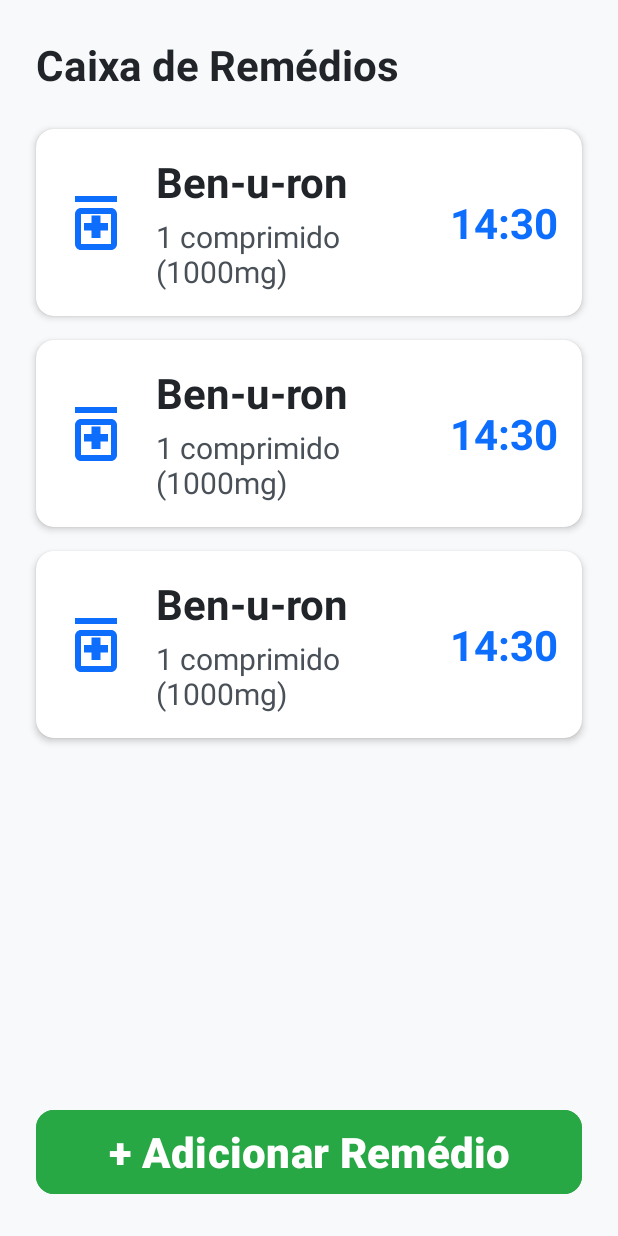
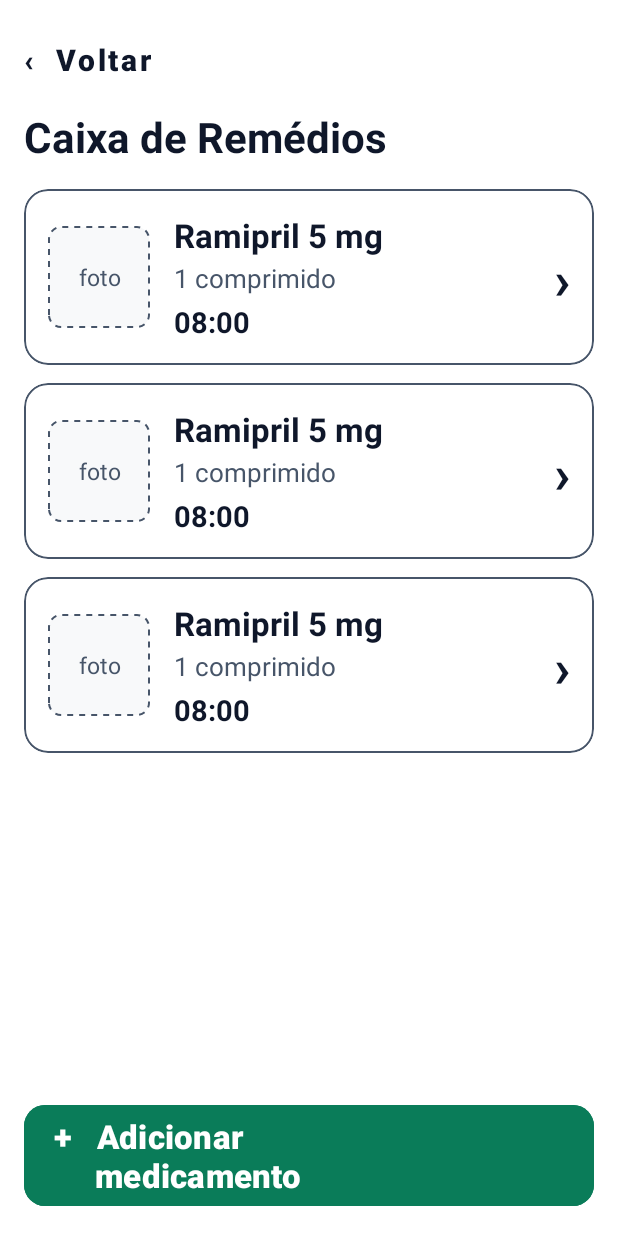
Before and after one commit to CunhaTiago-art/PDM_Vital-_54608_54272_55193, an Android app: the layout activity_caixa_remedios.xml on its own in the app's theme, with its tools: preview values and no code run, on a phone screen of 412 x 824 dp. Run offline under Robolectric (Android 15) with nearby library versions, the phone set to English and light mode, and no system bars.

Commit message:
feat: redesign Caixa de Remedios UI based on mockup

```diff
--- /dev/null
+++ b/app/src/main/res/drawable/bg_foto_placeholder.xml
@@ -0,0 +1,11 @@
+<?xml version="1.0" encoding="utf-8"?>
+<shape xmlns:android="http://schemas.android.com/apk/res/android"
+    android:shape="rectangle">
+    <solid android:color="#F8F9FA"/> <!-- background_light equivalent if not using direct color ref for simplicity in shape -->
+    <corners android:radius="8dp"/>
+    <stroke
+        android:width="1.5dp"
+        android:color="#475569"
+        android:dashWidth="4dp"
+        android:dashGap="4dp" />
+</shape>
--- a/app/src/main/res/layout/activity_caixa_remedios.xml
+++ b/app/src/main/res/layout/activity_caixa_remedios.xml
@@ -5,48 +5,66 @@
     xmlns:tools="http://schemas.android.com/tools"
     android:layout_width="match_parent"
     android:layout_height="match_parent"
-    android:background="@color/background_light">
+    android:background="@color/white"
+    android:padding="@dimen/margin_standard">
 
-    <!-- Título do Ecrã -->
+    <!-- Botão Voltar (sem borda) -->
+    <com.google.android.material.button.MaterialButton
+        android:id="@+id/btnVoltarCaixa"
+        style="@style/Widget.MaterialComponents.Button.TextButton"
+        android:layout_width="wrap_content"
+        android:layout_height="wrap_content"
+        android:minHeight="48dp"
+        android:paddingStart="0dp"
+        android:text="‹  Voltar"
+        android:textAllCaps="false"
+        android:textColor="@color/vital_navy"
+        android:textSize="20sp"
+        android:textStyle="bold"
+        app:layout_constraintStart_toStartOf="parent"
+        app:layout_constraintTop_toTopOf="parent" />
+
+    <!-- Título -->
     <TextView
         android:id="@+id/tvTituloCaixa"
         android:layout_width="wrap_content"
         android:layout_height="wrap_content"
-        android:layout_marginStart="@dimen/margin_large"
-        android:layout_marginTop="@dimen/margin_large"
+        android:layout_marginTop="8dp"
         android:text="Caixa de Remédios"
-        android:textColor="@color/text_primary"
-        android:textSize="@dimen/text_size_title"
+        android:textColor="@color/vital_navy"
+        android:textSize="28sp"
         android:textStyle="bold"
         app:layout_constraintStart_toStartOf="parent"
-        app:layout_constraintTop_toTopOf="parent" />
+        app:layout_constraintTop_toBottomOf="@+id/btnVoltarCaixa" />
 
-    <!-- Lista de Medicamentos -->
+    <!-- Lista de Prescrições (RecyclerView + Room) -->
     <androidx.recyclerview.widget.RecyclerView
         android:id="@+id/rvMedicamentos"
         android:layout_width="0dp"
         android:layout_height="0dp"
-        android:layout_marginTop="@dimen/margin_standard"
-        android:layout_marginBottom="@dimen/margin_standard"
+        android:layout_marginTop="16dp"
+        android:layout_marginBottom="16dp"
         tools:listitem="@layout/item_medicamento"
         app:layout_constraintBottom_toTopOf="@+id/btnAdicionarMed"
         app:layout_constraintEnd_toEndOf="parent"
         app:layout_constraintStart_toStartOf="parent"
         app:layout_constraintTop_toBottomOf="@+id/tvTituloCaixa" />
 
-    <!-- Botão Amplo para Adicionar Medicamento -->
+    <!-- Botão Fixo em Baixo: + Adicionar medicamento -->
     <com.google.android.material.button.MaterialButton
         android:id="@+id/btnAdicionarMed"
         android:layout_width="0dp"
         android:layout_height="wrap_content"
-        android:layout_margin="@dimen/margin_large"
-        android:backgroundTint="@color/action_success_green"
-        android:minHeight="@dimen/min_touch_target_height"
-        android:text="+ Adicionar Remédio"
+        android:backgroundTint="@color/vital_green"
+        android:gravity="start|center_vertical"
+        android:minHeight="72dp"
+        android:paddingHorizontal="20dp"
+        android:text="+   Adicionar\n     medicamento"
+        android:textAllCaps="false"
         android:textColor="@color/white"
-        android:textSize="@dimen/text_size_title"
+        android:textSize="22sp"
         android:textStyle="bold"
-        app:cornerRadius="@dimen/corner_radius"
+        app:cornerRadius="14dp"
         app:layout_constraintBottom_toBottomOf="parent"
         app:layout_constraintEnd_toEndOf="parent"
         app:layout_constraintStart_toStartOf="parent" />
--- a/app/src/main/res/layout/item_medicamento.xml
+++ b/app/src/main/res/layout/item_medicamento.xml
@@ -1,73 +1,88 @@
 <?xml version="1.0" encoding="utf-8"?>
-<androidx.cardview.widget.CardView
+<com.google.android.material.card.MaterialCardView
     xmlns:android="http://schemas.android.com/apk/res/android"
     xmlns:app="http://schemas.android.com/apk/res-auto"
     android:layout_width="match_parent"
     android:layout_height="wrap_content"
-    android:layout_marginHorizontal="@dimen/margin_large"
-    android:layout_marginVertical="8dp"
+    android:layout_marginBottom="12dp"
     app:cardBackgroundColor="@color/white"
-    app:cardCornerRadius="@dimen/corner_radius"
-    app:cardElevation="3dp">
+    app:cardCornerRadius="16dp"
+    app:cardElevation="0dp"
+    app:strokeColor="@color/vital_gray"
+    app:strokeWidth="1.5dp">
 
     <androidx.constraintlayout.widget.ConstraintLayout
         android:layout_width="match_parent"
         android:layout_height="wrap_content"
-        android:padding="@dimen/margin_standard">
+        android:padding="16dp">
 
-        <!-- Ícone do Medicamento -->
-        <ImageView
-            android:id="@+id/ivIconeMed"
-            android:layout_width="48dp"
-            android:layout_height="48dp"
-            android:src="@drawable/ic_medication"
-            app:tint="@color/action_primary_blue"
-            android:contentDescription="Ícone de medicamento"
+        <!-- Caixa de Foto -->
+        <TextView
+            android:id="@+id/tvFotoPlaceholder"
+            android:layout_width="68dp"
+            android:layout_height="68dp"
+            android:background="@drawable/bg_foto_placeholder"
+            android:gravity="center"
+            android:text="foto"
+            android:textColor="@color/vital_gray"
+            android:textSize="15sp"
             app:layout_constraintBottom_toBottomOf="parent"
             app:layout_constraintStart_toStartOf="parent"
             app:layout_constraintTop_toTopOf="parent" />
 
-        <!-- Nome do Medicamento -->
+        <!-- Nome, Dosagem e Hora -->
+        <LinearLayout
+            android:id="@+id/layoutInfoMed"
+            android:layout_width="0dp"
+            android:layout_height="wrap_content"
+            android:layout_marginHorizontal="16dp"
+            android:orientation="vertical"
+            app:layout_constraintBottom_toBottomOf="parent"
+            app:layout_constraintEnd_toStartOf="@+id/tvSetaDetalhe"
+            app:layout_constraintStart_toEndOf="@+id/tvFotoPlaceholder"
+            app:layout_constraintTop_toTopOf="parent">
+
             <TextView
                 android:id="@+id/tvItemNomeMed"
-            android:layout_width="0dp"
+                android:layout_width="wrap_content"
                 android:layout_height="wrap_content"
-            android:layout_marginStart="@dimen/margin_standard"
-            android:layout_marginEnd="@dimen/margin_standard"
-            android:text="Ben-u-ron"
-            android:textColor="@color/text_primary"
-            android:textSize="@dimen/text_size_title"
-            android:textStyle="bold"
-            app:layout_constraintEnd_toStartOf="@+id/tvItemHoraMed"
-            app:layout_constraintStart_toEndOf="@+id/ivIconeMed"
-            app:layout_constraintTop_toTopOf="parent" />
+                android:text="Ramipril 5 mg"
+                android:textColor="@color/vital_navy"
+                android:textSize="22sp"
+                android:textStyle="bold" />
 
-        <!-- Dosagem / Instrução -->
             <TextView
                 android:id="@+id/tvItemDoseMed"
-            android:layout_width="0dp"
+                android:layout_width="wrap_content"
                 android:layout_height="wrap_content"
-            android:layout_marginStart="@dimen/margin_standard"
-            android:layout_marginTop="4dp"
-            android:text="1 comprimido (1000mg)"
-            android:textColor="@color/text_secondary"
-            android:textSize="@dimen/text_size_normal"
-            app:layout_constraintEnd_toStartOf="@+id/tvItemHoraMed"
-            app:layout_constraintStart_toEndOf="@+id/ivIconeMed"
-            app:layout_constraintTop_toBottomOf="@+id/tvItemNomeMed" />
+                android:layout_marginTop="2dp"
+                android:text="1 comprimido"
+                android:textColor="@color/vital_gray"
+                android:textSize="17sp" />
 
-        <!-- Hora da Toma em Destaque -->
             <TextView
                 android:id="@+id/tvItemHoraMed"
                 android:layout_width="wrap_content"
                 android:layout_height="wrap_content"
-            android:text="14:30"
-            android:textColor="@color/action_primary_blue"
-            android:textSize="@dimen/text_size_title"
+                android:layout_marginTop="4dp"
+                android:text="08:00"
+                android:textColor="@color/vital_navy"
+                android:textSize="19sp"
+                android:textStyle="bold" />
+        </LinearLayout>
+
+        <!-- Seta de Detalhe -->
+        <TextView
+            android:id="@+id/tvSetaDetalhe"
+            android:layout_width="wrap_content"
+            android:layout_height="wrap_content"
+            android:text="›"
+            android:textColor="@color/vital_navy"
+            android:textSize="36sp"
             android:textStyle="bold"
             app:layout_constraintBottom_toBottomOf="parent"
             app:layout_constraintEnd_toEndOf="parent"
             app:layout_constraintTop_toTopOf="parent" />
 
     </androidx.constraintlayout.widget.ConstraintLayout>
-</androidx.cardview.widget.CardView>
+</com.google.android.material.card.MaterialCardView>
```
Lines whose indentation alone changed are shown as unchanged.
